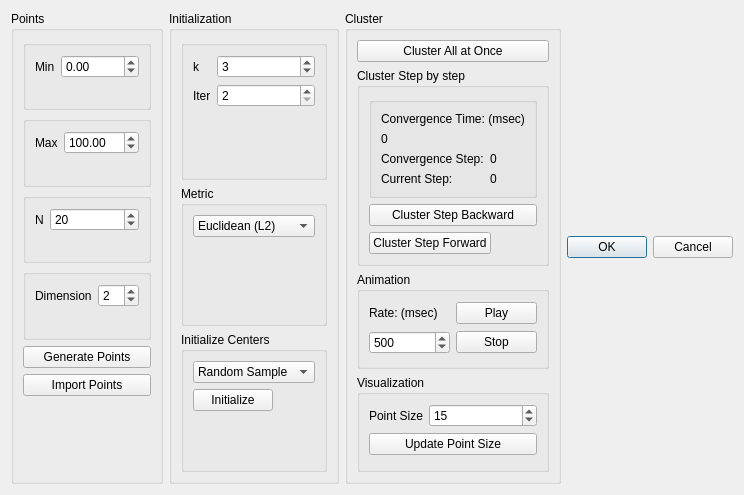
This is KMeansDialog.ui in denizkavzak/Interactive-KMeans-QT as Qt 5 draws it before an edit. The edited form follows.
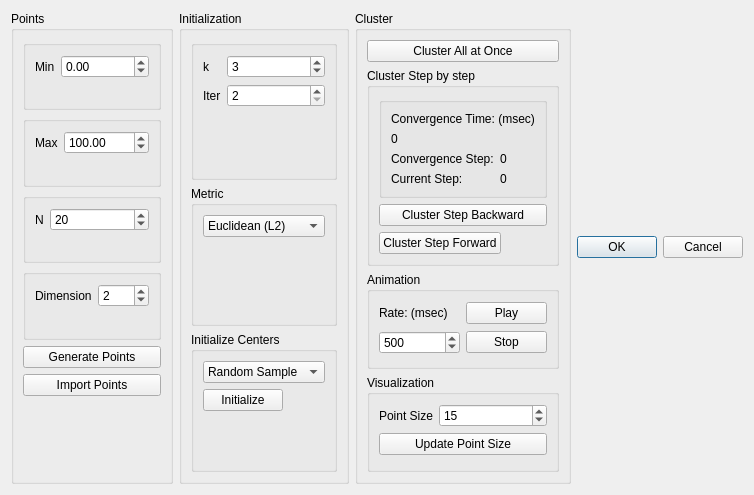
This is the edited form.

Commit message:
The minimum and maximum boundaries for min and max are increased
In Dialog ui, the spin box min and max values are increased

Patch:
```diff
--- a/KMeansDialog.ui
+++ b/KMeansDialog.ui
@@ -36,7 +36,10 @@
          <item row="0" column="1">
           <widget class="QDoubleSpinBox" name="minDoubleSpinBox">
            <property name="minimum">
-            <double>-99.989999999999995</double>
+            <double>-99990000.000000000000000</double>
+           </property>
+           <property name="maximum">
+            <double>99990000.000000000000000</double>
            </property>
           </widget>
          </item>
```
